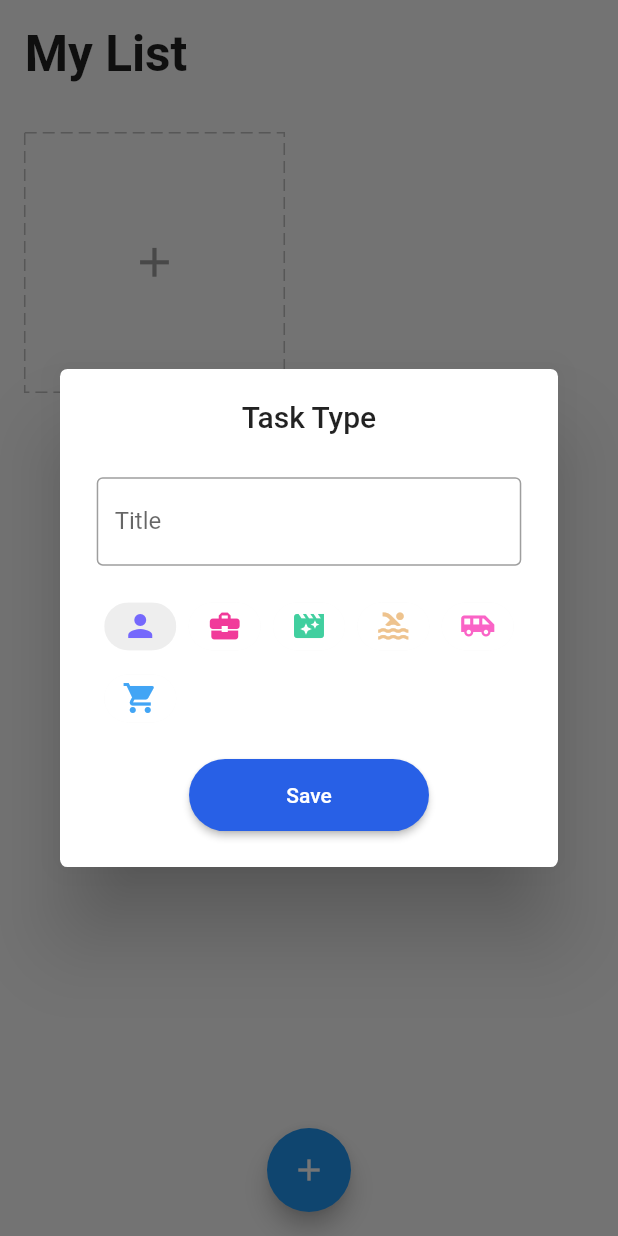
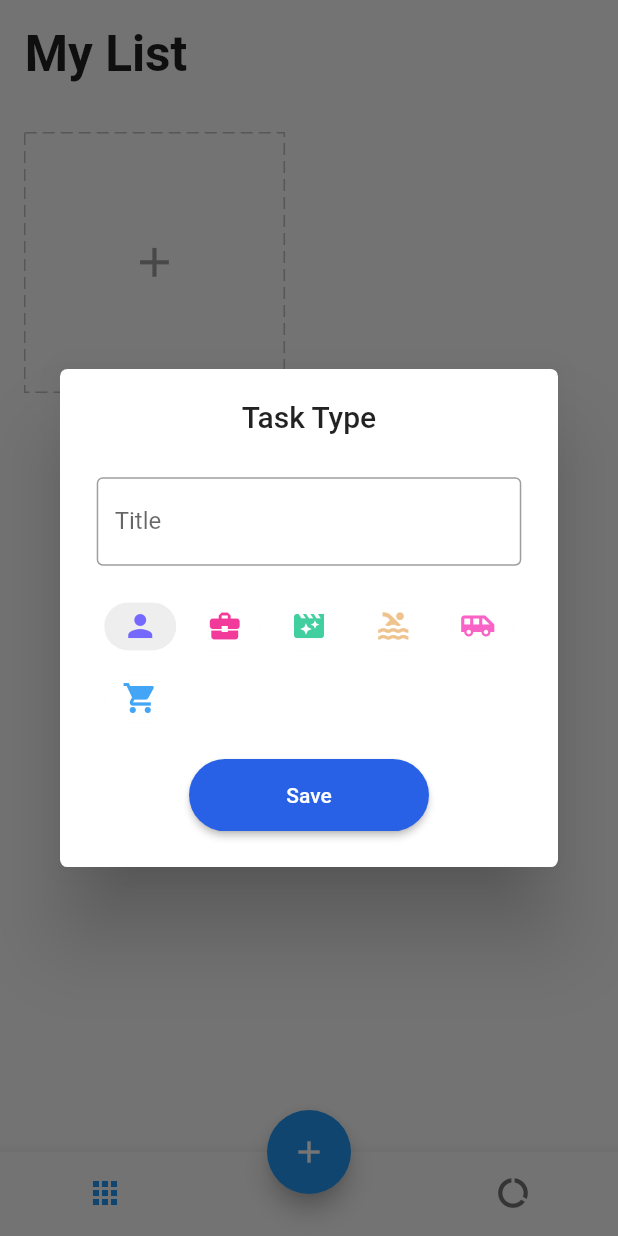
Before and after one commit to GuyRobot/FlutterTodo, a Flutter app: the screen it shows after launch, after a tap on the "add" icon, on a phone screen of 412 x 824 dp. Run offline on Flutter 3.47's test engine with Material 2 defaults, Android fonts, the phone set to English and light mode, and no system bars; drawn by our look-alikes of dotted_border; our stand-ins replace equatable, flutter_easyloading, get, get_storage, step_progress_indicator.

Commit message:
Add report page

```diff
--- a/lib/modules/home/controller.dart
+++ b/lib/modules/home/controller.dart
@@ -10,6 +10,7 @@ class HomeController extends GetxController {
   final editController = TextEditingController();
   final chipIndex = 0.obs;
   final deleting = false.obs;
+  final tabIndex = 0.obs;
 
   HomeController({
     required this.taskRepository,
@@ -37,6 +38,10 @@ class HomeController extends GetxController {
 
   void setTask(Task? task) {
     this.task.value = task;
+  }
+
+  void setTaskIndex(int index) {
+    tabIndex.value = index;
   }
 
   bool addTask(Task task) {
@@ -96,4 +101,19 @@ class HomeController extends GetxController {
 
     task.refresh();
   }
+
+  Map<String, int> tasksInfo() {
+    int total = 0;
+    int done = 0;
+    for (var element in tasks) {
+      element.todos?.forEach((todo) {
+        total++;
+        if (todo["done"] == true) {
+          done++;
+        }
+      });
+    }
+
+    return {"total": total, "done": done};
+  }
 }
--- a/lib/modules/home/view.dart
+++ b/lib/modules/home/view.dart
@@ -7,6 +7,7 @@ import 'package:task_todo/modules/home/controller.dart';
 import 'package:task_todo/modules/home/widgets/add_card.dart';
 import 'package:task_todo/modules/home/widgets/add_dialog.dart';
 import 'package:task_todo/modules/home/widgets/task_card.dart';
+import 'package:task_todo/modules/report/view.dart';
 
 class HomePage extends GetView<HomeController> {
   const HomePage({Key? key}) : super(key: key);
@@ -14,7 +15,11 @@ class HomePage extends GetView<HomeController> {
   @override
   Widget build(BuildContext context) {
     return Scaffold(
-      body: SafeArea(
+      body: Obx(
+        () => IndexedStack(
+          index: controller.tabIndex.value,
+          children: [
+            SafeArea(
               child: ListView(
                 children: [
                   Padding(
@@ -64,6 +69,10 @@ class HomePage extends GetView<HomeController> {
                 ],
               ),
             ),
+            Report(),
+          ],
+        ),
+      ),
       floatingActionButton: DragTarget<Task>(
         onAccept: (Task task) {
           controller.deleteTask(task);
@@ -80,7 +89,38 @@ class HomePage extends GetView<HomeController> {
           ),
         ),
       ),
-      floatingActionButtonLocation: FloatingActionButtonLocation.centerFloat,
+      floatingActionButtonLocation: FloatingActionButtonLocation.centerDocked,
+      bottomNavigationBar: Theme(
+        data: ThemeData(
+            splashColor: Colors.transparent,
+            highlightColor: Colors.transparent),
+        child: Obx(
+          () => BottomNavigationBar(
+            onTap: (index) {
+              controller.setTaskIndex(index);
+            },
+            showSelectedLabels: false,
+            showUnselectedLabels: false,
+            currentIndex: controller.tabIndex.value,
+            items: [
+              BottomNavigationBarItem(
+                label: "Home",
+                icon: Padding(
+                  padding: EdgeInsets.only(right: 16.0.wp),
+                  child: const Icon(Icons.apps),
+                ),
+              ),
+              BottomNavigationBarItem(
+                label: "Report",
+                icon: Padding(
+                  padding: EdgeInsets.only(left: 16.0.wp),
+                  child: const Icon(Icons.data_usage),
+                ),
+              ),
+            ],
+          ),
+        ),
+      ),
     );
   }
 }
--- /dev/null
+++ b/lib/modules/report/view.dart
@@ -0,0 +1,158 @@
+import 'package:flutter/material.dart';
+import 'package:get/get.dart';
+import 'package:intl/intl.dart';
+import 'package:step_progress_indicator/step_progress_indicator.dart';
+import 'package:task_todo/core/utils/extensions.dart';
+import 'package:task_todo/modules/home/controller.dart';
+
+import '../../core/values/colors.dart';
+
+class Report extends GetView<HomeController> {
+  const Report({Key? key}) : super(key: key);
+
+  @override
+  Widget build(BuildContext context) {
+    final tasksInfo = controller.tasksInfo();
+    final total = tasksInfo["total"] ?? 0;
+    final doneTasks = tasksInfo["done"] ?? 0;
+    final int liveTasks = (total - doneTasks);
+    final percent = doneTasks * 100.0 ~/ total;
+    return Scaffold(
+      body: SafeArea(
+        child: Padding(
+          padding: EdgeInsets.symmetric(
+            horizontal: 4.0.wp,
+            vertical: 4.0.wp,
+          ),
+          child: ListView(
+            children: [
+              Text(
+                "My Report",
+                style: TextStyle(
+                  fontWeight: FontWeight.bold,
+                  fontSize: 20.0.sp,
+                ),
+              ),
+              SizedBox(
+                height: 1.0.hp,
+              ),
+              Text(
+                DateFormat.yMMMMEEEEd().format(
+                  DateTime.now(),
+                ),
+                style: TextStyle(
+                  fontSize: 12.0.sp,
+                  color: Colors.grey,
+                ),
+              ),
+              Padding(
+                padding: EdgeInsets.symmetric(vertical: 1.0.hp),
+                child: Divider(
+                  thickness: 2.0,
+                  color: Colors.grey[200]!,
+                ),
+              ),
+              Row(
+                mainAxisAlignment: MainAxisAlignment.spaceBetween,
+                children: [
+                  _buildStatus(Colors.red, liveTasks, "Live Tasks"),
+                  _buildStatus(Colors.green, doneTasks, "Completed"),
+                  _buildStatus(Colors.blue, total, "Created"),
+                ],
+              ),
+              SizedBox(
+                height: 16.0.hp,
+              ),
+              UnconstrainedBox(
+                child: SizedBox(
+                  width: 68.0.wp,
+                  height: 68.0.wp,
+                  child: CircularStepProgressIndicator(
+                    totalSteps: total,
+                    currentStep: doneTasks,
+                    stepSize: 20,
+                    selectedColor: green,
+                    unselectedColor: Colors.grey[200],
+                    padding: 0,
+                    width: 150,
+                    height: 150,
+                    selectedStepSize: 22,
+                    roundedCap: (_, __) => true,
+                    child: Column(
+                      mainAxisAlignment: MainAxisAlignment.center,
+                      crossAxisAlignment: CrossAxisAlignment.center,
+                      children: [
+                        Text(
+                          "${percent.toStringAsFixed(0)}%",
+                          style: TextStyle(
+                            fontWeight: FontWeight.bold,
+                            fontSize: 20.0.sp,
+                          ),
+                        ),
+                        SizedBox(
+                          height: 1.0.hp,
+                        ),
+                        Text(
+                          "Efficiently",
+                          style: TextStyle(
+                            fontSize: 12.0.sp,
+                            color: Colors.grey,
+                          ),
+                        )
+                      ],
+                    ),
+                  ),
+                ),
+              )
+            ],
+          ),
+        ),
+      ),
+    );
+  }
+
+  Widget _buildStatus(Color color, int number, String text) {
+    return Row(
+      crossAxisAlignment: CrossAxisAlignment.start,
+      children: [
+        Container(
+          margin: EdgeInsets.only(top: 1.0.hp),
+          width: 2.5.wp,
+          height: 2.5.wp,
+          decoration: BoxDecoration(
+            shape: BoxShape.circle,
+            border: Border.all(
+              color: color,
+              width: 0.5.wp,
+            ),
+          ),
+        ),
+        SizedBox(
+          width: 2.0.wp,
+        ),
+        Column(
+          crossAxisAlignment: CrossAxisAlignment.start,
+          children: [
+            Text(
+              "$number",
+              style: TextStyle(
+                fontSize: 16.0.sp,
+                fontWeight: FontWeight.bold,
+              ),
+            ),
+            SizedBox(
+              height: 1.0.hp,
+            ),
+            Text(
+              text,
+              style: TextStyle(
+                fontSize: 10.0.sp,
+                color: Colors.grey,
+              ),
+            )
+          ],
+        )
+      ],
+    );
+  }
+}
--- a/pubspec.yaml
+++ b/pubspec.yaml
@@ -43,6 +43,7 @@ dependencies:
   flutter_easyloading: 3.0.5
   collection: ^1.17.1
   step_progress_indicator: ^1.0.2
+  intl: 0.18.1
 
 dev_dependencies:
   json_serializable: ^6.6.1
```
Also changed, not shown: pubspec.lock. Lines whose indentation alone changed are shown as unchanged.
